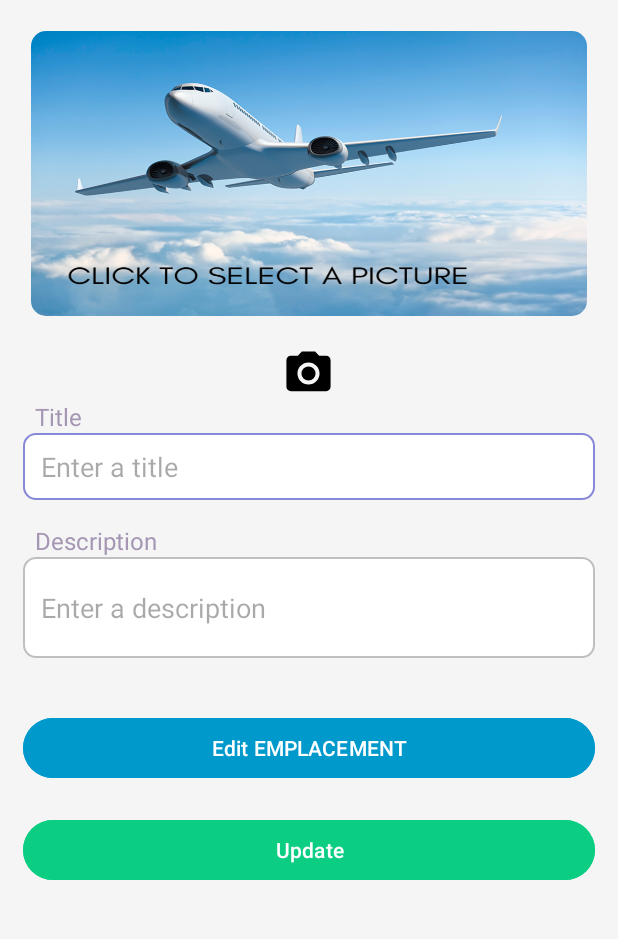
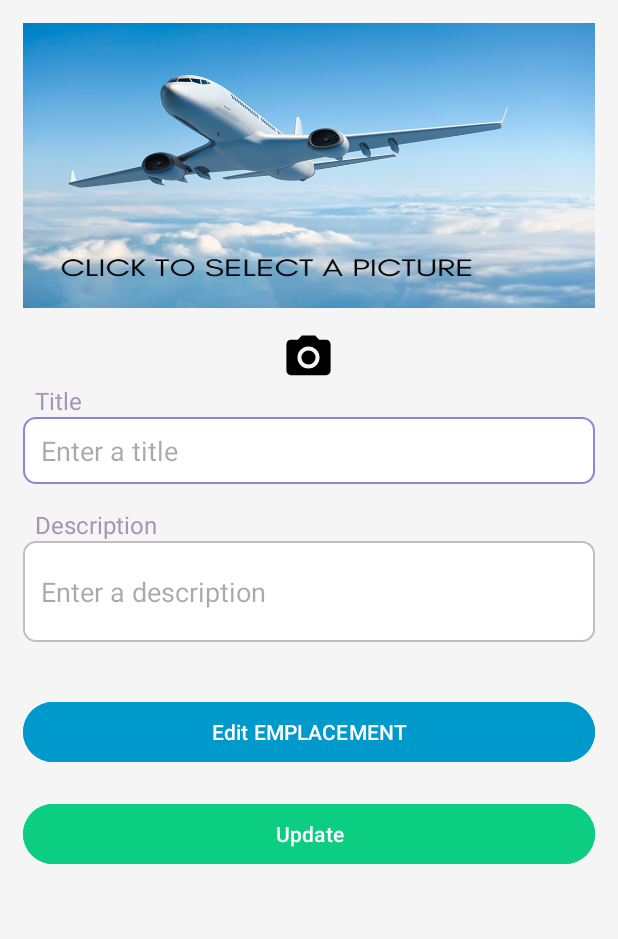
Before and after one commit to tahaLammouchi/travel-app-android, an Android app: the layout activity_update.xml on its own in the app's theme, with its tools: preview values and no code run, on a phone screen of 412 x 824 dp, the part 167-1106 px from its top. Run offline under Robolectric (Android 15) with nearby library versions, the phone set to English and light mode, and no system bars.

Commit message:
badis addition working, update activity logic , is not completly stable (good: updateimg),(not stable: updatemap& country),(not working: updatetitle&description)

```diff
--- a/app/src/main/java/com/example/travel_app/MyAdapter.java
+++ b/app/src/main/java/com/example/travel_app/MyAdapter.java
@@ -7,6 +7,7 @@ import android.view.View;
 import android.view.ViewGroup;
 import android.widget.ImageView;
 import android.widget.TextView;
+import android.widget.Toast;
 
 import androidx.annotation.NonNull;
 import androidx.cardview.widget.CardView;
--- a/app/src/main/res/layout/activity_update.xml
+++ b/app/src/main/res/layout/activity_update.xml
@@ -8,12 +8,14 @@
     android:orientation="vertical"
     android:padding="15dp"
     tools:context=".UpdateActivity">
+
     <ImageView
         android:id="@+id/back_btn"
         android:layout_width="25dp"
         android:layout_height="25dp"
         android:src="@drawable/back"
         android:layout_marginTop="20dp"/>
+
     <TextView
         android:id="@+id/textView"
         android:layout_width="match_parent"
@@ -24,8 +26,18 @@
         android:textStyle="bold|italic"
         android:text="Update travel :" />
 
-    <androidx.cardview.widget.CardView
+    <ImageView
+        android:id="@+id/travel_img"
+        android:layout_width="match_parent"
+        android:layout_height="190dp"
+        android:layout_gravity="center_horizontal"
+        android:src="@drawable/select_picture"
+        android:scaleType="fitXY" />
+
+
+    <!--<androidx.cardview.widget.CardView
         android:layout_width="wrap_content"
+        android:id="@+id/card_img"
         android:layout_height="wrap_content"
         app:cardCornerRadius="10dp"
         android:layout_margin="5dp">
@@ -36,7 +48,7 @@
             android:layout_gravity="center_horizontal"
             android:src="@drawable/select_picture"
             android:scaleType="fitXY" />
-    </androidx.cardview.widget.CardView>
+    </androidx.cardview.widget.CardView>-->
 
     <ImageView
         android:id="@+id/travel_camera"
@@ -51,7 +63,6 @@
         android:layout_height="wrap_content"
         android:orientation="vertical"
         android:layout_marginBottom="16dp">
-
         <TextView
             android:layout_width="wrap_content"
             android:layout_height="wrap_content"
@@ -59,7 +70,6 @@
             android:textSize="16sp"
             android:layout_marginLeft="8dp"
             android:textColor="#A597B4" />
-
         <EditText
             android:id="@+id/title_input"
             android:layout_width="match_parent"
@@ -70,6 +80,7 @@
             android:paddingStart="12dp"
             android:paddingEnd="12dp"
             android:hint="Enter a title"
+            android:lines="3"
             android:inputType="text" />
     </LinearLayout>
     <LinearLayout
```
Also changed, not shown: app/src/main/java/com/example/travel_app/DetailActivity.java (+19 -12 lines), app/src/main/java/com/example/travel_app/UpdateActivity.java (+32 -22 lines).
